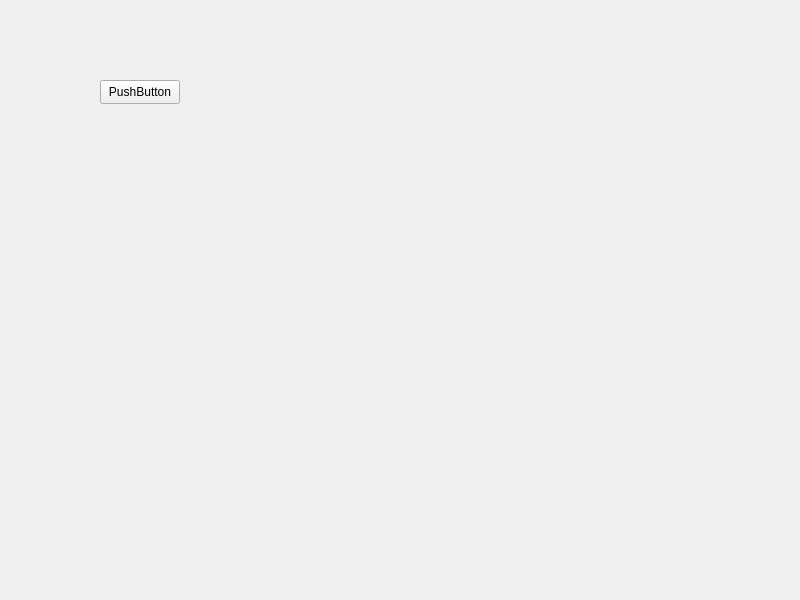
Before: the Qt Designer form GUI/English/ClientServerBroadcast/Server/widget.ui in Yeah-Jack/cpp-projects, drawn with Qt 5.
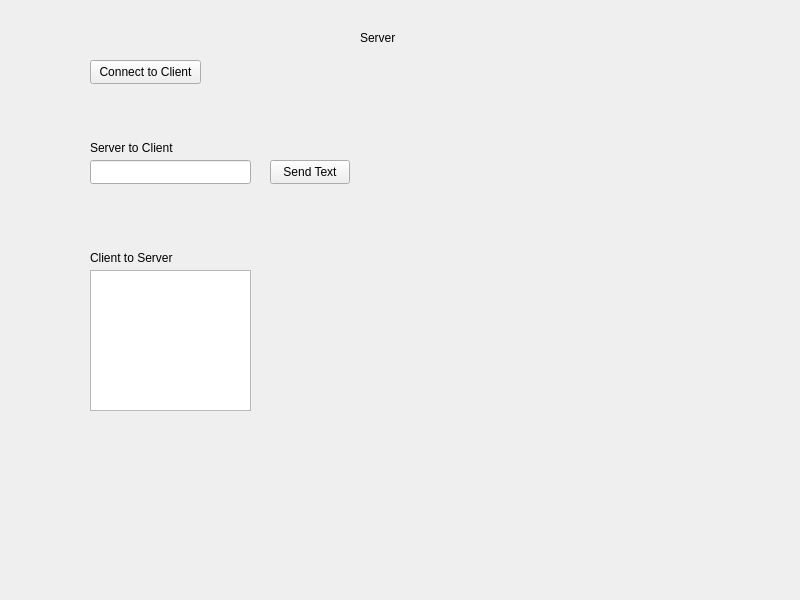
After: the same form once the commit is applied.

Commit message: Working Client Server connection

The edit to the form file:
```diff
--- a/GUI/English/ClientServerBroadcast/Server/widget.ui
+++ b/GUI/English/ClientServerBroadcast/Server/widget.ui
@@ -16,14 +16,89 @@
   <widget class="QPushButton" name="pushButton">
    <property name="geometry">
     <rect>
-     <x>100</x>
-     <y>80</y>
+     <x>90</x>
+     <y>60</y>
+     <width>111</width>
+     <height>24</height>
+    </rect>
+   </property>
+   <property name="text">
+    <string>Connect to Client</string>
+   </property>
+  </widget>
+  <widget class="QPlainTextEdit" name="edtReceiveText">
+   <property name="geometry">
+    <rect>
+     <x>90</x>
+     <y>270</y>
+     <width>161</width>
+     <height>141</height>
+    </rect>
+   </property>
+   <property name="readOnly">
+    <bool>true</bool>
+   </property>
+  </widget>
+  <widget class="QLabel" name="labelServer">
+   <property name="geometry">
+    <rect>
+     <x>360</x>
+     <y>30</y>
+     <width>49</width>
+     <height>16</height>
+    </rect>
+   </property>
+   <property name="text">
+    <string>Server</string>
+   </property>
+  </widget>
+  <widget class="QLabel" name="labelSendText">
+   <property name="geometry">
+    <rect>
+     <x>90</x>
+     <y>140</y>
+     <width>101</width>
+     <height>16</height>
+    </rect>
+   </property>
+   <property name="text">
+    <string>Server to Client</string>
+   </property>
+  </widget>
+  <widget class="QLineEdit" name="edtSendText">
+   <property name="geometry">
+    <rect>
+     <x>90</x>
+     <y>160</y>
+     <width>161</width>
+     <height>24</height>
+    </rect>
+   </property>
+  </widget>
+  <widget class="QPushButton" name="btnSendText">
+   <property name="geometry">
+    <rect>
+     <x>270</x>
+     <y>160</y>
      <width>80</width>
      <height>24</height>
     </rect>
    </property>
    <property name="text">
-    <string>PushButton</string>
+    <string>Send Text</string>
+   </property>
+  </widget>
+  <widget class="QLabel" name="labelReceiveText">
+   <property name="geometry">
+    <rect>
+     <x>90</x>
+     <y>250</y>
+     <width>91</width>
+     <height>16</height>
+    </rect>
+   </property>
+   <property name="text">
+    <string>Client to Server</string>
    </property>
   </widget>
  </widget>
```
Left out of the diff: 2 changed lines with no effect on the pictures. The commit also changes 5 other files.
